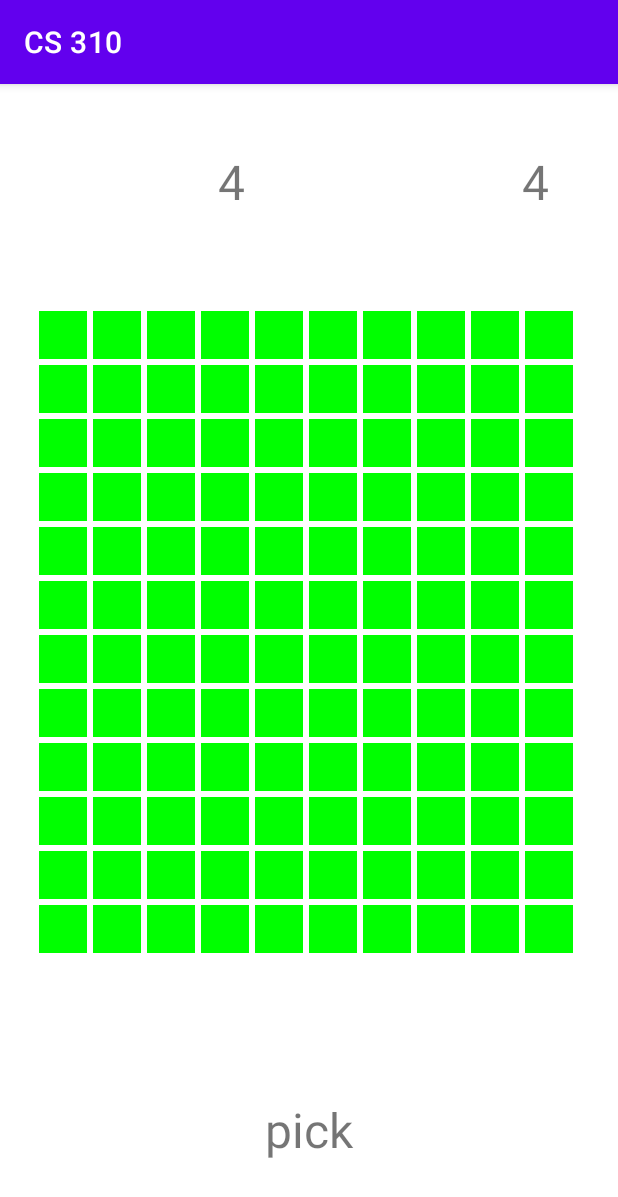
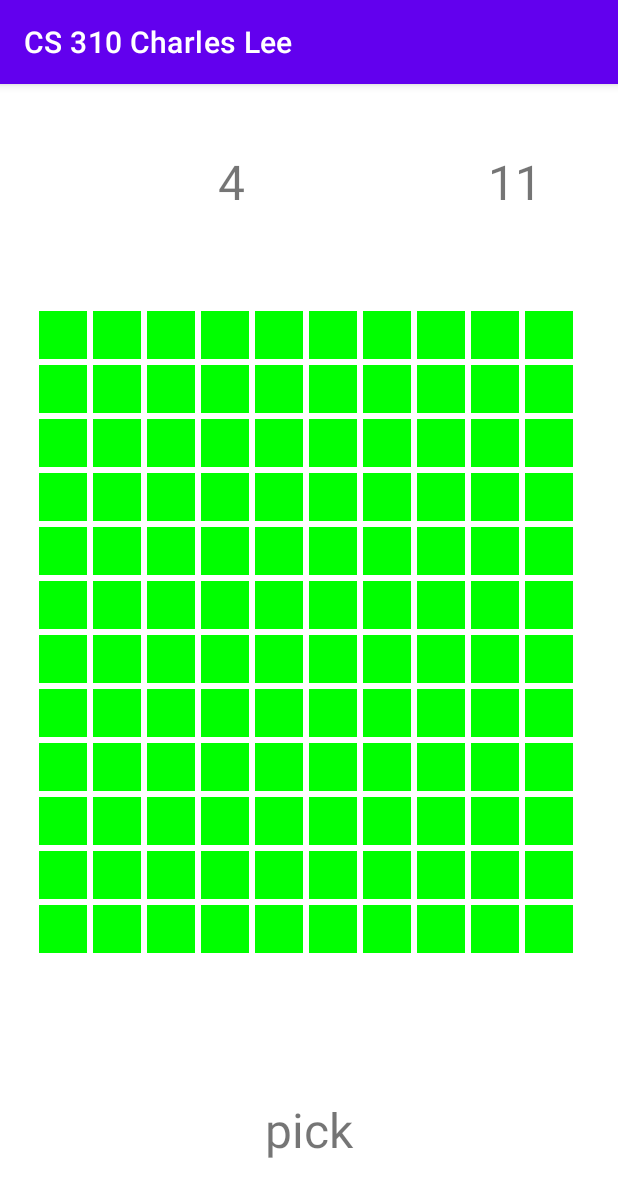
Before and after one commit to chlee1222/Minesweeper, an Android app: the screen it shows after launch (MainActivity), after a tap on "flag", on a phone screen of 412 x 824 dp. Shown: the top 1197 px of the screen. Run offline under Robolectric (Android 15) with nearby library versions, the phone set to English and light mode, and no system bars; 1 other tap on this screen came first.

Commit message:
Implemented Timer start and stop

```diff
--- a/app/src/main/java/com/example/minesweeper/MainActivity.java
+++ b/app/src/main/java/com/example/minesweeper/MainActivity.java
@@ -1,14 +1,18 @@
 package com.example.minesweeper;
 
 import androidx.appcompat.app.AppCompatActivity;
+import androidx.constraintlayout.widget.ConstraintLayout;
 
 
 import android.content.res.Resources;
 import android.graphics.Color;
 import android.os.Bundle;
+import android.os.Handler;
 import android.view.View;
 import android.widget.GridLayout;
 import android.widget.TextView;
+
+import org.w3c.dom.Text;
 
 import java.util.ArrayList;
 import java.util.HashSet;
@@ -23,6 +27,9 @@ public class MainActivity extends AppCompatActivity {
 
     private HashSet<Integer> seenCells = new HashSet<>();
     private HashSet<Integer> flagspots = new HashSet<>();
+
+    private int seconds = 0;
+    private boolean running = true;
 
 
 
@@ -41,6 +48,8 @@ public class MainActivity extends AppCompatActivity {
         setContentView(R.layout.activity_main);
 
         cell_list = new ArrayList<TextView>();
+
+        runTimer();
 
         GridLayout grid = (GridLayout) findViewById(R.id.gridLayout01);
         for (int i = 0; i<12; i++) {
@@ -66,6 +75,30 @@ public class MainActivity extends AppCompatActivity {
         }
         TextView pickorflag = (TextView) findViewById(R.id.pickflag);
         pickorflag.setOnClickListener(this::onClickPickOrFlag);
+    }
+
+    public void runTimer(){
+        TextView timer = (TextView) findViewById(R.id.clockvariable);
+        Handler handler = new Handler();
+        handler.post(new Runnable(){
+            @Override
+            public void run(){
+                int minutes = (seconds % 3600)/60;
+                int secs = seconds % 60;
+                String time;
+                if(minutes == 0){
+                    time = String.format("%02d", secs);
+                }
+                else {
+                    time = String.format("%02d:%02d", minutes, secs);
+                }
+                timer.setText(time);
+                if(running){
+                    seconds++;
+                }
+                handler.postDelayed(this, 1000);
+            }
+        });
     }
 
     private int findIndexOfCellTextView(TextView cell) {
@@ -144,15 +177,27 @@ public class MainActivity extends AppCompatActivity {
             TextView cell = cell_list.get(mine);
             cell.setBackgroundColor(Color.RED);
         }
+        GridLayout grid = (GridLayout) findViewById(R.id.gridLayout01);
+
+        ConstraintLayout mainLayout = (ConstraintLayout) findViewById(R.id.mainLayout);
+        mainLayout.setOnClickListener(this::onClickMain);
     }
 
     public void showAllBombsGood(){
+        running = false;
         for(Integer mine : mines) {
             TextView cell = cell_list.get(mine);
             cell.setBackgroundColor(Color.YELLOW);
         }
     }
 
+    public void onClickMain(View view){
+        running = false;
+        for(Integer mine : mines) {
+            TextView cell = cell_list.get(mine);
+            cell.setBackgroundColor(Color.MAGENTA);
+        }
+    }
 
     public void onClick(View view){
 
--- a/app/src/main/res/layout/activity_main.xml
+++ b/app/src/main/res/layout/activity_main.xml
@@ -4,6 +4,7 @@
     xmlns:tools="http://schemas.android.com/tools"
     android:layout_width="match_parent"
     android:layout_height="match_parent"
+    android:id="@+id/mainLayout"
     tools:context=".MainActivity">
 
     <TextView
@@ -60,18 +61,17 @@
         android:id="@+id/clockvariable"
         android:layout_width="wrap_content"
         android:layout_height="wrap_content"
-        android:width="64dp"
+        android:width="90dp"
         android:height="64dp"
         android:text="4"
         android:textAlignment="center"
         android:textSize="32sp"
         app:layout_constraintBottom_toTopOf="@+id/gridLayout01"
         app:layout_constraintEnd_toEndOf="parent"
-        app:layout_constraintHorizontal_bias="0.798"
+        app:layout_constraintHorizontal_bias="0.738"
         app:layout_constraintStart_toStartOf="@+id/clockbox"
         app:layout_constraintTop_toTopOf="parent"
-        app:layout_constraintVertical_bias="0.51"
-        />
+        app:layout_constraintVertical_bias="0.507" />
 
     <android.widget.GridLayout
         android:id="@+id/gridLayout01"
--- a/app/src/main/res/values/strings.xml
+++ b/app/src/main/res/values/strings.xml
@@ -1,5 +1,5 @@
 <resources>
-    <string name="app_name">CS 310</string>
+    <string name="app_name">CS 310 Charles Lee</string>
     <string name="flag">\uD83D\uDEA9</string>
     <string name="clock">\uD83D\uDD53</string>
     <string name="mine">\uD83D\uDCA3</string>
```
